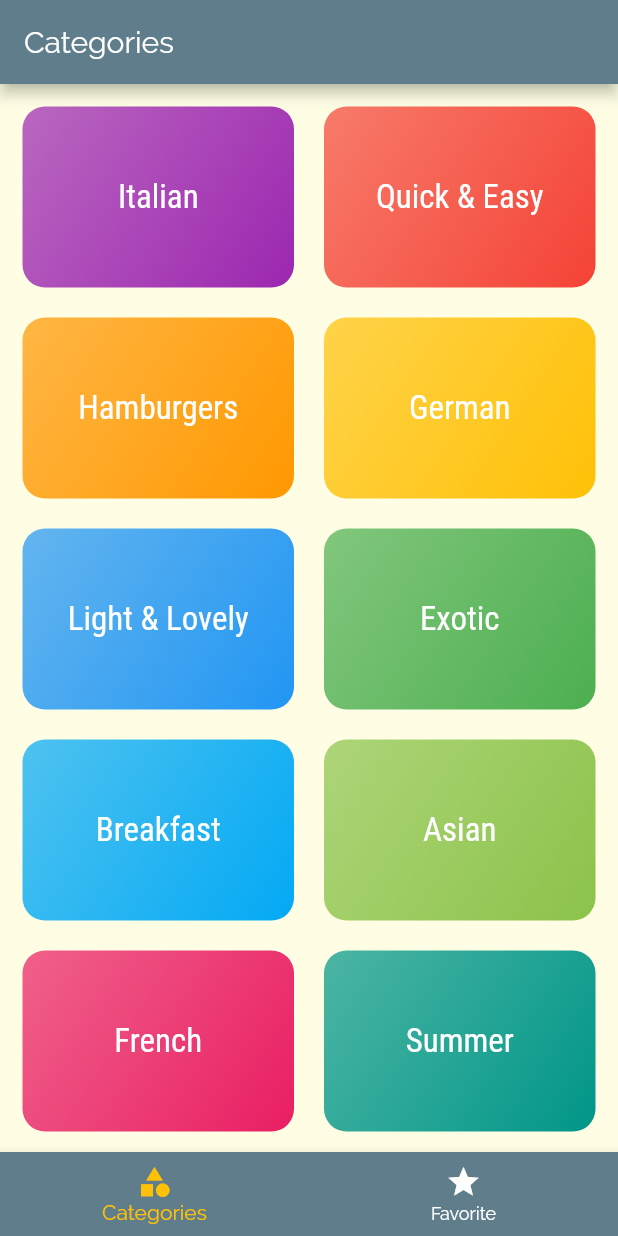
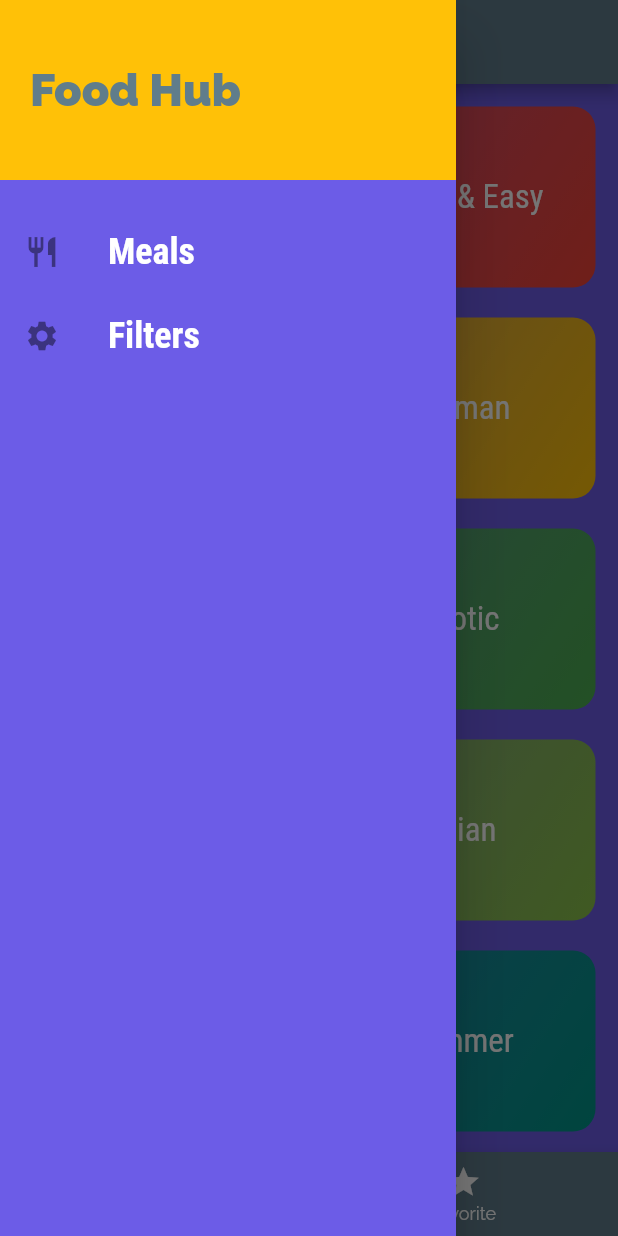
Before and after one commit to ShrikantaMazumder/food-hub, a Flutter app: the screen it shows after launch, with the side drawer open (before the commit the screen has no drawer), on a phone screen of 412 x 824 dp. Run offline on Flutter 3.47's test engine with Material 2 defaults, Android fonts, the phone set to English and light mode, and no system bars.

Commit message:
main drawer added

```diff
--- /dev/null
+++ b/lib/colors.dart
@@ -0,0 +1,4 @@
+import 'package:flutter/cupertino.dart';
+
+final Color primaryColor = Color(0xff6E20EA);
+final Color canvasColor = Color(0xff74b9ff);
--- a/lib/main.dart
+++ b/lib/main.dart
@@ -14,7 +14,7 @@ class MyApp extends StatelessWidget {
       theme: ThemeData(
         primarySwatch: Colors.blueGrey,
         accentColor: Colors.amber,
-        canvasColor: Color.fromRGBO(255, 254, 229, 1),
+        canvasColor: Color.fromRGBO(108, 92, 231, 1.0),
         fontFamily: 'Raleway',
         textTheme: ThemeData.light().textTheme.copyWith(
               bodyText1: TextStyle(
--- a/lib/routes/routes.dart
+++ b/lib/routes/routes.dart
@@ -1,5 +1,6 @@
 import 'package:flutter/material.dart';
 import 'package:meals_app/screens/category_meal_screen.dart';
+import 'package:meals_app/screens/filters.dart';
 import 'package:meals_app/screens/meal_detail_screen.dart';
 import 'package:meals_app/screens/tabs_screen.dart';
 
@@ -7,10 +8,12 @@ class Routes {
   static const homeScreen = '/';
   static const categoryMeal = CategoryMealScreen.routeName;
   static const mealDetail = MealDetail.routeName;
+  static const filters = Filters.routeName;
 
   final route = <String, WidgetBuilder>{
     Routes.homeScreen: (ctx) => TabsScreen(),
     Routes.categoryMeal: (ctx) => CategoryMealScreen(),
     Routes.mealDetail: (ctx) => MealDetail(),
+    Routes.filters: (ctx) => Filters(),
   };
 }
--- a/lib/screens/meal_detail_screen.dart
+++ b/lib/screens/meal_detail_screen.dart
@@ -74,6 +74,10 @@ class MealDetail extends StatelessWidget {
           ],
         ),
       ),
+      floatingActionButton: FloatingActionButton(
+        child: Icon(Icons.delete),
+        onPressed: () => Navigator.of(context).pop(mealId),
+      ),
     );
   }
 }
--- a/lib/screens/tabs_screen.dart
+++ b/lib/screens/tabs_screen.dart
@@ -1,6 +1,7 @@
 import 'package:flutter/material.dart';
 import 'package:meals_app/screens/categories_screen.dart';
 import 'package:meals_app/screens/favorite_screen.dart';
+import 'package:meals_app/widgets/main_drawer.dart';
 
 class TabsScreen extends StatefulWidget {
   @override
@@ -23,10 +24,12 @@ class _TabsScreenState extends State<TabsScreen> {
 
   @override
   Widget build(BuildContext context) {
-    return Scaffold(
+    return SafeArea(
+      child: Scaffold(
         appBar: AppBar(
           title: Text(_pages[_currentIndex]["title"]),
         ),
+        drawer: MainDrawer(),
         body: _pages[_currentIndex]["page"],
         bottomNavigationBar: BottomNavigationBar(
           onTap: _selectPage,
@@ -48,6 +51,7 @@ class _TabsScreenState extends State<TabsScreen> {
             ),
           ],
         ),
+      ),
     );
   }
 }
--- /dev/null
+++ b/lib/widgets/main_drawer.dart
@@ -0,0 +1,64 @@
+import 'package:flutter/material.dart';
+import 'package:meals_app/screens/filters.dart';
+
+class MainDrawer extends StatelessWidget {
+  _buildListTile(String title, IconData icon, Function tabHandler) {
+    return ListTile(
+      leading: Icon(
+        icon,
+        size: 24,
+      ),
+      title: Text(
+        title,
+        style: TextStyle(
+          fontFamily: "RobotoCondensed",
+          fontSize: 24,
+          fontWeight: FontWeight.bold,
+          color: Colors.white,
+        ),
+      ),
+      onTap: tabHandler,
+    );
+  }
+
+  @override
+  Widget build(BuildContext context) {
+    return SafeArea(
+      child: Drawer(
+        child: Column(
+          children: [
+            Container(
+              height: 120,
+              width: double.infinity,
+              padding: EdgeInsets.all(20),
+              alignment: Alignment.centerLeft,
+              color: Theme.of(context).accentColor,
+              child: Text(
+                "Food Hub",
+                style: TextStyle(
+                  fontWeight: FontWeight.w900,
+                  fontSize: 30,
+                  color: Theme.of(context).primaryColor,
+                ),
+              ),
+            ),
+            SizedBox(
+              height: 20,
+            ),
+            _buildListTile(
+              "Meals",
+              Icons.restaurant,
+              () => Navigator.of(context).pushReplacementNamed("/"),
+            ),
+            _buildListTile(
+              "Filters",
+              Icons.settings,
+              () =>
+                  Navigator.of(context).pushReplacementNamed(Filters.routeName),
+            ),
+          ],
+        ),
+      ),
+    );
+  }
+}
```
Also changed, not shown: lib/screens/category_meal_screen.dart (+44 -17 lines), lib/screens/filters.dart (added, +103 -0 lines), lib/widgets/meal_item.dart (+8 -1 lines). Lines whose indentation alone changed are shown as unchanged.
